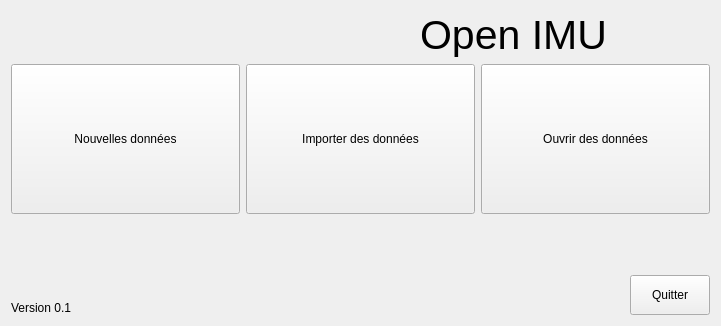
Before: the Qt Designer form python/resources/ui/StartDialog.ui in introlab/OpenIMU, drawn with Qt 5.
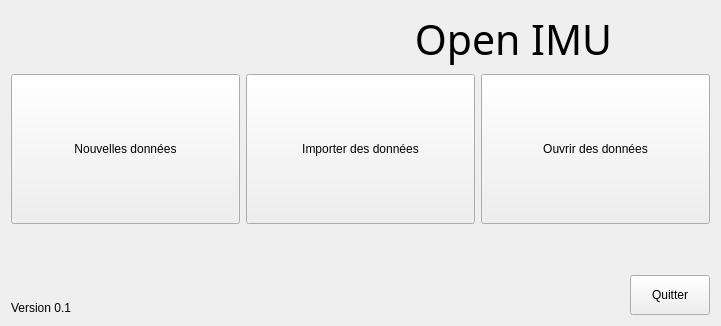
After: the same form once the commit is applied. Icons and pictures are not drawn.

The edit to the form file:
```diff
--- a/python/resources/ui/StartDialog.ui
+++ b/python/resources/ui/StartDialog.ui
@@ -48,6 +48,7 @@
        </property>
        <property name="font">
         <font>
+         <family>Mongolian Baiti</family>
          <pointsize>31</pointsize>
         </font>
        </property>
```
